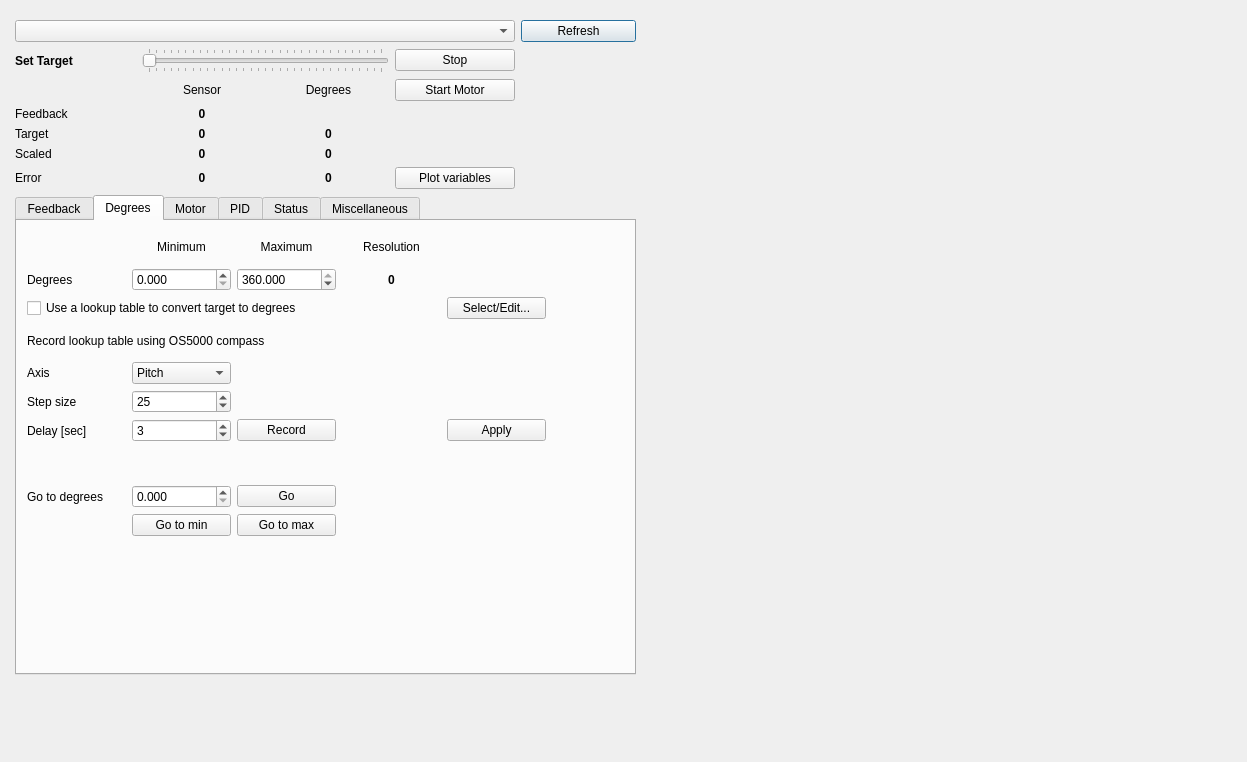
Above: jrk/usbjrkdialog.ui from poes-weather/Sensor-Benchmark before the change. Below: the same form after it.
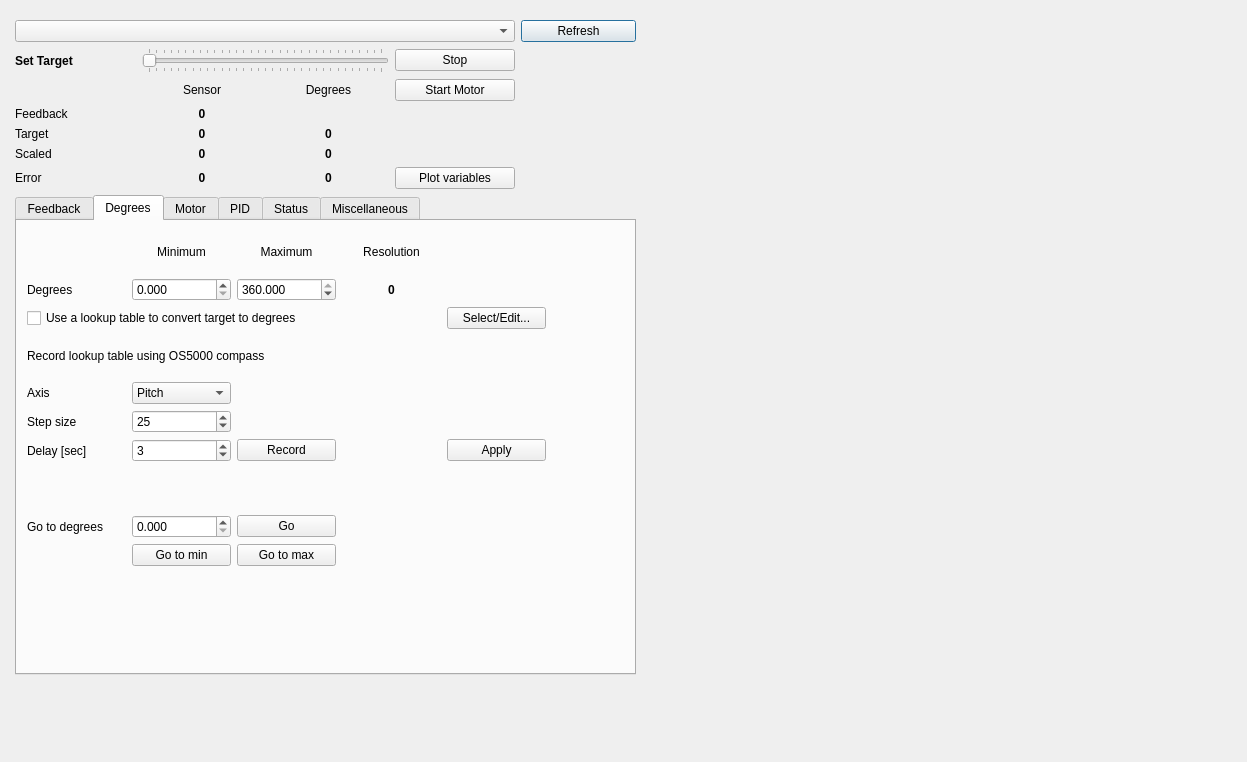
That is the form after the change. The open tabs and pages were chosen to show the change.

```diff
--- a/jrk/usbjrkdialog.ui
+++ b/jrk/usbjrkdialog.ui
@@ -19,7 +19,7 @@
      <x>10</x>
      <y>10</y>
      <width>631</width>
-     <height>721</height>
+     <height>731</height>
     </rect>
    </property>
    <layout class="QGridLayout" name="mainLayout">
@@ -512,7 +512,7 @@
           <x>10</x>
           <y>10</y>
           <width>519</width>
-          <height>305</height>
+          <height>335</height>
          </rect>
         </property>
         <layout class="QGridLayout" name="gridLayout_2">
```
Left out of the diff: 8 changed lines with no effect on the pictures.
